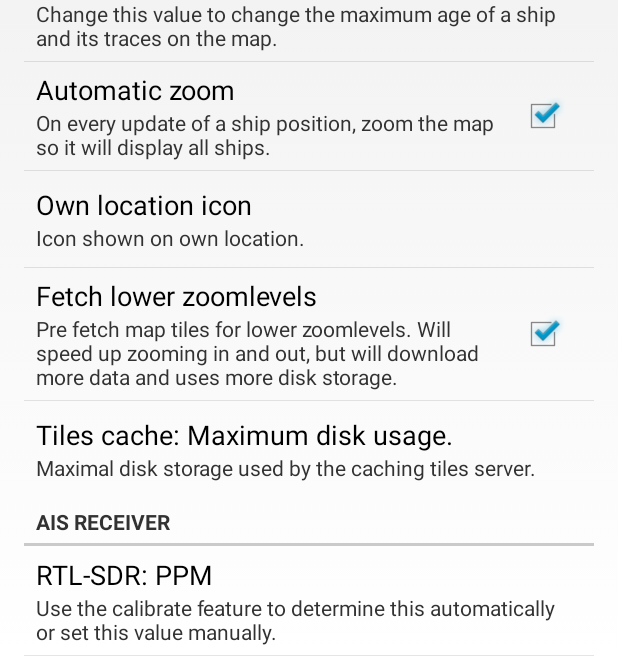
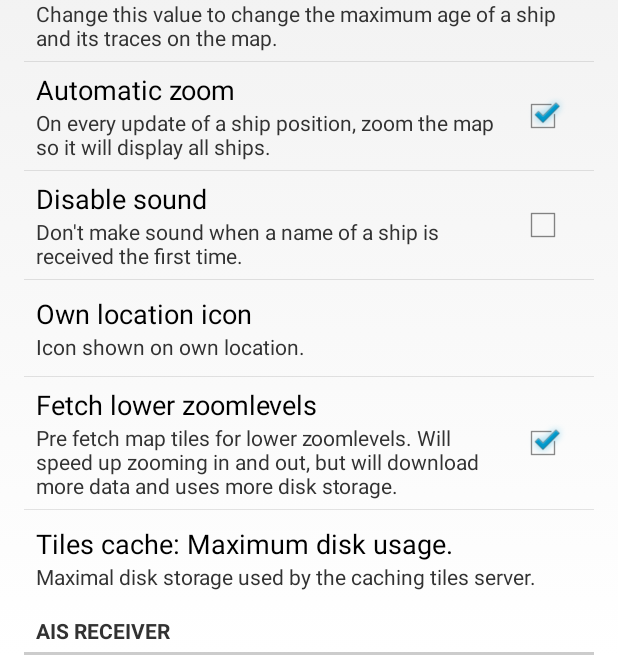
Before and after one commit to videgro/Ships, an Android app: the SettingsActivity screen opened directly, with no data from a screen before it, on a phone screen of 412 x 824 dp, the part 580-1236 px from its top. Run offline under Robolectric (Android 15) with nearby library versions, the phone set to English and light mode, and no system bars; our stand-ins replace AdMob; libraries missing offline, so code that uses them is left out: com.google.ads.mediation.

Commit message:
Added preference: Map - Disable sound on first time a ship name is received
Added setting to disable the feature of a sound
when a name of a ship is received the first time.

```diff
--- a/app/src/main/java/net/videgro/ships/fragments/ShowMapFragment.java
+++ b/app/src/main/java/net/videgro/ships/fragments/ShowMapFragment.java
@@ -300,6 +300,7 @@ public class ShowMapFragment extends Fragment implements OwnLocationReceivedList
             public void onPageFinished(WebView view, String url) {
                 webView.loadUrl("javascript:setZoomToExtent(" + Boolean.toString(SettingsUtils.getInstance().parseFromPreferencesMapZoomToExtent()) + ")");
                 webView.loadUrl("javascript:setPrefetchLowerZoomLevelsTiles(" + Boolean.toString(SettingsUtils.getInstance().parseFromPreferencesMapCacheLowerZoomlevels()) + ")");
+                webView.loadUrl("javascript:setDisableSound(" + Boolean.toString(SettingsUtils.getInstance().parseFromPreferencesMapDisableSound()) + ")");
                 webView.loadUrl("javascript:setShipScaleFactor("+SettingsUtils.getInstance().parseFromPreferencesShipScaleFactor()+")");
                 webView.loadUrl("javascript:setMaxAge("+SettingsUtils.getInstance().parseFromPreferencesMaxAge()+")");
                 webView.loadUrl("javascript:setOwnLocationIcon('"+SettingsUtils.getInstance().parseFromPreferencesOwnLocationIcon()+"')");
--- a/app/src/main/res/values/strings.xml
+++ b/app/src/main/res/values/strings.xml
@@ -142,9 +142,12 @@
   	<string name="pref_loggingVerbose_summary">Be verbose in displaying logging messages in the status bar.</string>
   	<string name="pref_loggingVerbose_title">Verbose logging</string>
   	<string name="pref_MapSettings_title">Map</string>
-  	<string name="pref_mapZoomToExtent">pref_mapZoomToExtent</string>
+    <string name="pref_mapZoomToExtent">pref_mapZoomToExtent</string>
   	<string name="pref_mapZoomToExtent_summary">On every update of a ship position, zoom the map so it will display all ships.</string>
   	<string name="pref_mapZoomToExtent_title">Automatic zoom</string>
+    <string name="pref_mapDisableSound">pref_mapDisableSound</string>
+    <string name="pref_mapDisableSound_summary">Don\'t make sound when a name of a ship is received the first time.</string>
+    <string name="pref_mapDisableSound_title">Disable sound</string>
   	<string name="pref_mapFetchLowerZoomLevels">pref_mapFetchLowerZoomLevels</string>
   	<string name="pref_mapFetchLowerZoomLevels_summary">Pre fetch map tiles for lower zoomlevels. Will speed up zooming in and out, but will download more data and uses more disk storage.</string>
   	<string name="pref_mapFetchLowerZoomLevels_title">Fetch lower zoomlevels</string>
--- a/app/src/main/res/xml/preferences.xml
+++ b/app/src/main/res/xml/preferences.xml
@@ -28,6 +28,11 @@
             android:key="@string/pref_mapZoomToExtent"
             android:summary="@string/pref_mapZoomToExtent_summary"
             android:title="@string/pref_mapZoomToExtent_title" />
+        <CheckBoxPreference
+            android:defaultValue="false"
+            android:key="@string/pref_mapDisableSound"
+            android:summary="@string/pref_mapDisableSound_summary"
+            android:title="@string/pref_mapDisableSound_title" />
         <ListPreference
             android:key="@string/pref_ownLocationIcon"
             android:title="@string/pref_ownLocationIcon_title"
```
Also changed, not shown: app/src/main/java/net/videgro/ships/SettingsUtils.java (+8 -1 lines), 1 other file.
